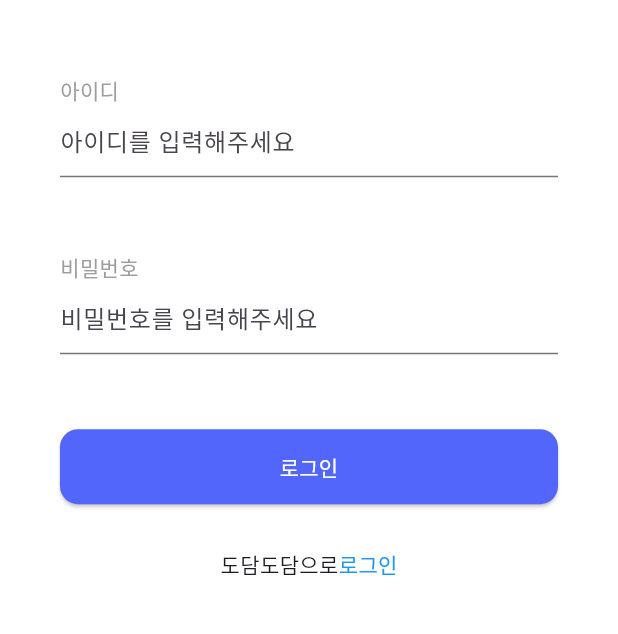
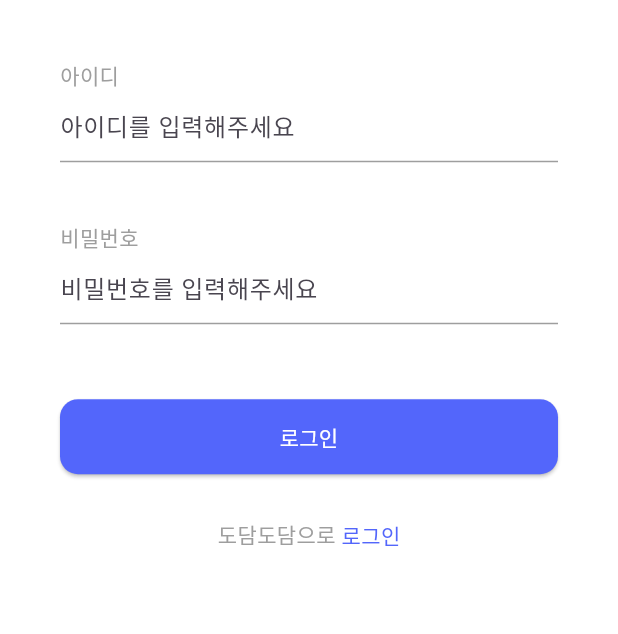
Before and after one commit to TeamBlick/app, a Flutter app: the screen it shows after launch, on a phone screen of 412 x 824 dp, the part 213-847 px from its top. Run offline on Flutter 3.47's test engine with Material 3 defaults, Android fonts, the phone set to English and light mode, and no system bars.

Commit message:
Feat : 로그인 입력폼 커스텀 위젯 분리

```diff
--- a/lib/main.dart
+++ b/lib/main.dart
@@ -31,33 +31,10 @@ class Blick extends StatelessWidget {
                     width: logoWidth,
                   ),
                 ),
-                SizedBox(height: 50),
-                SizedBox(
-                  width: double.infinity,
-                  child: Column(
-                    crossAxisAlignment: CrossAxisAlignment.start,
-                    children: [
-                      Text("아이디", style: TextStyle(color: Colors.grey)),
-                      TextField(
-                        decoration: InputDecoration(hintText: "아이디를 입력해주세요"),
-                      ),
-                    ],
-                  ),
-                ),
-                SizedBox(height: 50),
-                SizedBox(
-                  width: double.infinity,
-                  child: Column(
-                    crossAxisAlignment: CrossAxisAlignment.start,
-                    children: [
-                      Text("비밀번호", style: TextStyle(color: Colors.grey)),
-                      TextField(
-                        obscureText: true,
-                        decoration: InputDecoration(hintText: "비밀번호를 입력해주세요"),
-                      ),
-                    ],
-                  ),
-                ),
+                SizedBox(height: 40),
+                AnotherInput(label: "아이디", hint: "아이디를 입력해주세요",obscure: false,),
+                SizedBox(height: 40),
+                AnotherInput(label: "비밀번호", hint: "비밀번호를 입력해주세요",obscure: true,),
                 SizedBox(height: 50),
                 SizedBox(
                   height: 50,
@@ -76,10 +53,11 @@ class Blick extends StatelessWidget {
                 Row(
                   mainAxisAlignment: MainAxisAlignment.center,
                   children: [
-                    Text("도담도담으로"),
+                    Text("도담도담으로 ",
+                    style: TextStyle(color: Colors.grey),),
                     InkWell(
                       //로그인이라는 글자를 누르도록 만들려면 InkWell안에 어떤 코드를 넣어야하냐면
-                      child: Text("로그인", style: TextStyle(color: Colors.blue)),
+                      child: Text("로그인", style: TextStyle(color: Color.fromRGBO(83,102,251,1))),
                       onTap: () {
                         //누르면 도담도담으로 로그인하는 사이트로 이동시키게
                         //걍 예시로
@@ -96,3 +74,41 @@ class Blick extends StatelessWidget {
     );
   }
 }
+
+class AnotherInput extends StatelessWidget {
+  final String label;
+  final String hint;
+  final bool obscure;
+  const AnotherInput({
+  super.key,
+  required this.label,
+  required this.hint,
+  this.obscure = false,
+  });
+
+
+  @override
+  Widget build(BuildContext context) {
+    return SizedBox(
+                  width: double.infinity,
+                  child: Column(
+                    crossAxisAlignment: CrossAxisAlignment.start,
+                    children: [
+                      Text(label, style: TextStyle(color: Colors.grey)),
+                      TextField(
+                        obscureText: obscure,
+                        decoration: InputDecoration(hintText: hint,
+                        enabledBorder: UnderlineInputBorder(
+                          borderSide: BorderSide(color: Colors.grey)
+                          ),
+                        focusedBorder: UnderlineInputBorder(
+                          borderSide: BorderSide(color: Colors.black,width: 2)
+
+                        )
+                        ),
+                      ),
+                    ],
+                  ),
+                );
+  }
+}
```
